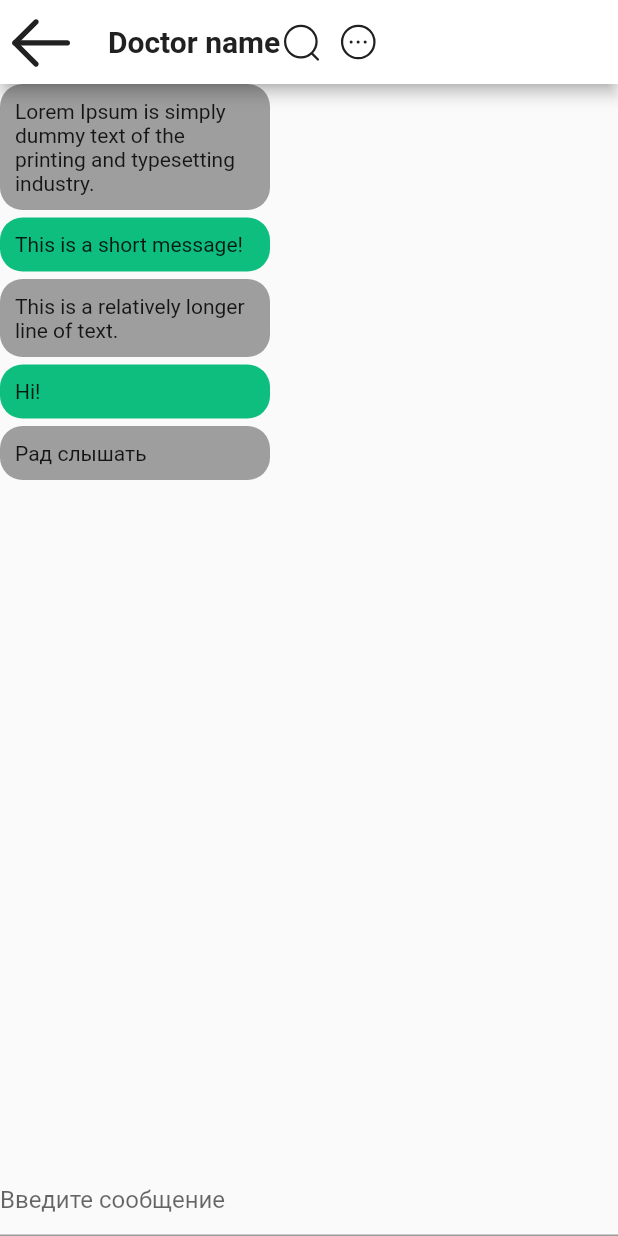
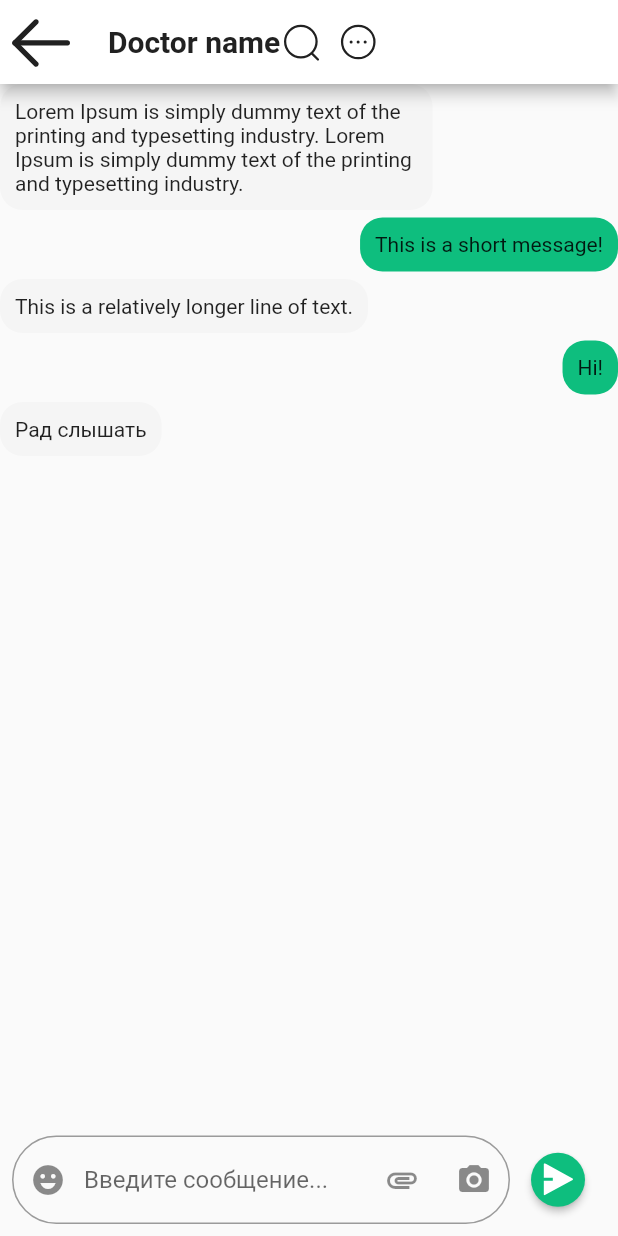
Before and after one commit to DinoDafor/medicine_app, a Flutter app: the screen it shows after launch, after a tap on "Doctor name", on a phone screen of 412 x 824 dp. Run offline on Flutter 3.47's test engine with Material 2 defaults, Android fonts, the phone set to English and light mode, and no system bars; our stand-ins replace flutter_svg.

Commit message:
added bottom text field with some logic, changed theme primary color to green, fit containers to text in chat

```diff
--- a/lib/main.dart
+++ b/lib/main.dart
@@ -11,6 +11,11 @@ class MyApp extends StatelessWidget {
   @override
   Widget build(BuildContext context) {
     return MaterialApp(
+      theme: ThemeData().copyWith(
+        colorScheme: ThemeData().colorScheme.copyWith(
+              primary: Color(0xFF0EBE7E),
+            ),
+      ),
       debugShowCheckedModeBanner: false,
       home: Scaffold(
         body: ChatScreen(),
--- a/lib/screens/chat.dart
+++ b/lib/screens/chat.dart
@@ -14,7 +14,7 @@ class _ChatWithUserState extends State<ChatWithUser> {
   List<Message> messages = [
     Message(
         message:
-            "Lorem Ipsum is simply dummy text of the printing and typesetting industry.",
+            "Lorem Ipsum is simply dummy text of the printing and typesetting industry. Lorem Ipsum is simply dummy text of the printing and typesetting industry.",
         fromUser: "danya",
         dateCreate: "12:00"),
     Message(
@@ -50,8 +50,13 @@ class _ChatWithUserState extends State<ChatWithUser> {
               "assets/icons/Search.svg",
             ),
             const SizedBox(width: 10),
-            SvgPicture.asset(
+            GestureDetector(
+              onTap: () {
+                print("tap tap!");
+              },
+              child: SvgPicture.asset(
                 "assets/icons/More Circle.svg",
+              ),
             ),
           ],
         ),
@@ -61,7 +66,7 @@ class _ChatWithUserState extends State<ChatWithUser> {
   }
 }
 
-class ScrollableChat extends StatelessWidget {
+class ScrollableChat extends StatefulWidget {
   const ScrollableChat({
     super.key,
     required this.messages,
@@ -72,35 +77,34 @@ class ScrollableChat extends StatelessWidget {
   final TextEditingController _controller;
 
   @override
+  State<ScrollableChat> createState() => _ScrollableChatState();
+}
+
+class _ScrollableChatState extends State<ScrollableChat> {
+  @override
   Widget build(BuildContext context) {
     return Column(
       children: [
         Expanded(
           child: ListView.separated(
-            itemCount: messages.length,
+            itemCount: widget.messages.length,
             itemBuilder: (context, index) {
               return Align(
-                alignment: messages[index].fromUser == "me"
+                alignment: widget.messages[index].fromUser == "me"
                     ? Alignment.topRight
                     : Alignment.topLeft,
-                child: Flex(
-                  direction: Axis.horizontal,
-                  children:  [
-                    Container(
-                      width: 180,
+                child: Container(
                   padding: const EdgeInsets.all(10),
-                      child: Text(messages[index].message),
                   decoration: BoxDecoration(
-                        color: messages[index].fromUser == "me"
+                    color: widget.messages[index].fromUser == "me"
                         ? const Color(0xFF0EBE7E)
-                            : Colors.grey,
+                        : Color(0xFFF5F5F5),
                     borderRadius: BorderRadius.circular(15),
                   ),
                   constraints: BoxConstraints(
                     maxWidth: MediaQuery.of(context).size.width * 0.7,
                   ),
-                    ),
-                  ]
+                  child: Text(widget.messages[index].message),
                 ),
               );
             },
@@ -111,10 +115,64 @@ class ScrollableChat extends StatelessWidget {
             },
           ),
         ),
-        TextField(
-          controller: _controller,
-          decoration: InputDecoration(hintText: "Введите сообщение"),
+        Padding(
+          padding: const EdgeInsets.all(8.0),
+          child: Row(
+            mainAxisSize: MainAxisSize.min,
+            children: [
+              Expanded(
+                child: TextField(
+                  minLines: 1,
+                  maxLines: 10,
+                  controller: widget._controller,
+                  decoration: InputDecoration(
+                    prefixIcon: Icon(Icons.emoji_emotions),
+                    suffixIcon: Row(mainAxisSize: MainAxisSize.min, children: [
+                      IconButton(
+                          onPressed: () {
+                            print("pushed attachment");
+                          },
+                          icon: Icon(Icons.attachment)),
+                      IconButton(
+                          onPressed: () {
+                            print("pushed camera");
+                          },
+                          icon: Icon(Icons.camera_alt)),
+                    ]),
+                    hintText: "Введите сообщение...",
+                    border: const OutlineInputBorder(
+                      borderRadius: BorderRadius.all(Radius.circular(100)),
+                    ),
+                    focusedBorder: const OutlineInputBorder(
+                      borderSide: BorderSide(
+                        color: Color(0xFF0EBE7E),
+                      ),
+                      borderRadius: BorderRadius.all(Radius.circular(100)),
+                    ),
+                  ),
+                ),
+              ),
+              ElevatedButton(
+                style: ElevatedButton.styleFrom(
+                  backgroundColor: Color(0xFF0EBE7E),
+                  shape: CircleBorder(),
+                ),
+                onPressed: () {
+                  //todo запретить отмену без текста, удалять табы и пробелмы в конце ненужные
+                  widget.messages.add(Message(
+                      message: widget._controller.text,
+                      fromUser: "me",
+                      dateCreate: "12:00"));
+                  widget._controller.clear();
+                  setState(() {});
+                },
+                child: SvgPicture.asset(
+                  "assets/icons/send_arrow.svg",
+                ),
               )
+            ],
+          ),
+        ),
       ],
     );
   }
```
Also changed, not shown: assets/icons/send_arrow.svg (added). Lines whose indentation alone changed are shown as unchanged.
